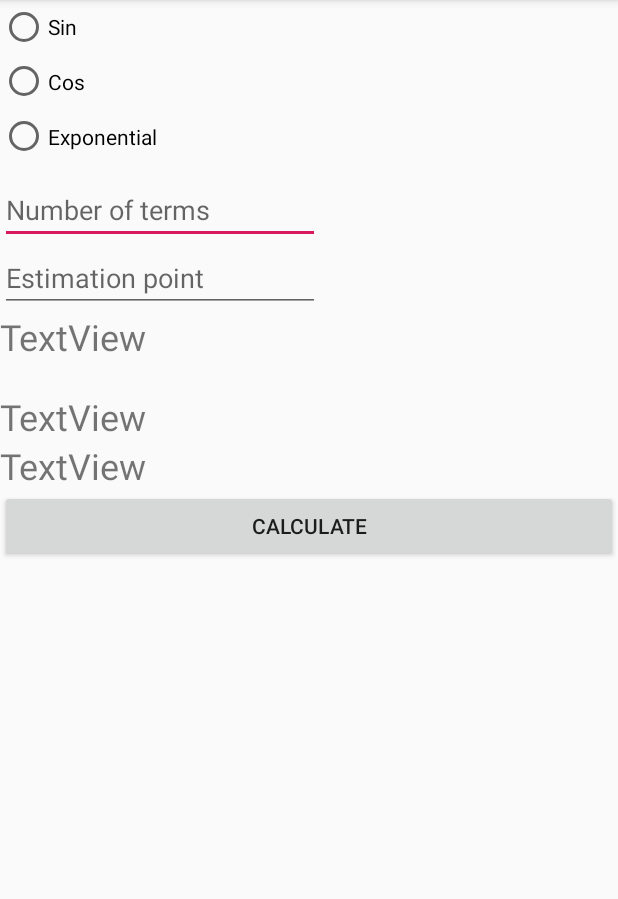
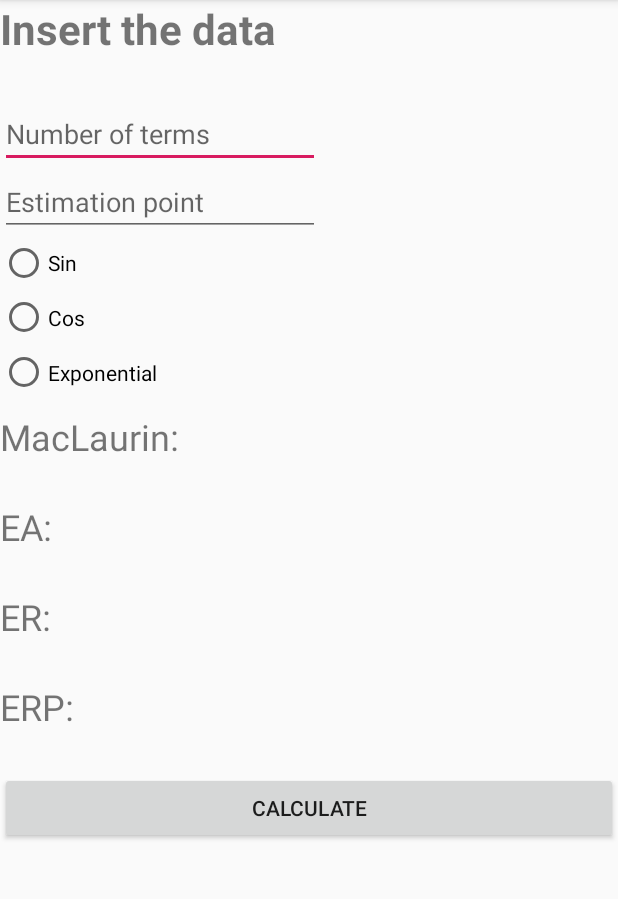
Before and after one commit to MiguelLPmez/PolinomioTaylorMaclaurin, an Android app: the screen it shows after launch (MainActivity), on a phone screen of 412 x 824 dp, the part 84-983 px from its top. Run offline under Robolectric (Android 15) with nearby library versions, the phone set to English and light mode, and no system bars.

Commit message:
interfaz y accion de boton

```diff
--- a/app/src/main/java/com/example/miguel/polinomiotaylormaclaurin/MainActivity.java
+++ b/app/src/main/java/com/example/miguel/polinomiotaylormaclaurin/MainActivity.java
@@ -3,17 +3,31 @@ package com.example.miguel.polinomiotaylormaclaurin;
 import android.support.v7.app.AppCompatActivity;
 import android.os.Bundle;
 import android.view.View;
+import android.widget.TextView;
 
 public class MainActivity extends AppCompatActivity {
+    TextView aprox, ea, er, ep;
 
     @Override
     protected void onCreate(Bundle savedInstanceState) {
         super.onCreate(savedInstanceState);
         setContentView(R.layout.activity_main);
 
+        aprox = (TextView) findViewById(R.id.aprox);
+        ea = (TextView) findViewById(R.id.ea);
+        er = (TextView) findViewById(R.id.er);
+        ep = (TextView) findViewById(R.id.ep);
+        labelSettings();
+    }
+
+    public void labelSettings(){
+        aprox.setText("MacLaurin:");
+        ea.setText("EA:");
+        er.setText("ER:");
+        ep.setText("ERP:");
     }
 
     public void calculos(View v){
-
+        aprox.setText("dd");
     }
 }
--- a/app/src/main/res/layout/activity_main.xml
+++ b/app/src/main/res/layout/activity_main.xml
@@ -17,6 +17,34 @@
         app:layout_constraintStart_toStartOf="parent"
         app:layout_constraintTop_toTopOf="parent"
         app:layout_constraintVertical_bias="1.0">
+
+        <TextView
+            android:id="@+id/aprox5"
+            android:layout_width="match_parent"
+            android:layout_height="100px"
+            android:text="Insert the data"
+            android:textSize="28sp"
+            android:textStyle="bold" />
+
+        <EditText
+            android:id="@+id/terms"
+            android:layout_width="wrap_content"
+            android:layout_height="wrap_content"
+            android:ems="10"
+            android:hint="@string/number_of_terms"
+            android:inputType="number"
+            tools:layout_editor_absoluteX="18dp"
+            tools:layout_editor_absoluteY="141dp" />
+
+        <EditText
+            android:id="@+id/point"
+            android:layout_width="wrap_content"
+            android:layout_height="wrap_content"
+            android:ems="10"
+            android:hint="@string/estimation_point"
+            android:inputType="number"
+            tools:layout_editor_absoluteX="18dp"
+            tools:layout_editor_absoluteY="205dp" />
 
         <RadioGroup
             android:id="@+id/rGroup"
@@ -49,51 +77,35 @@
                 android:text="@string/exponential" />
         </RadioGroup>
 
-        <EditText
-            android:id="@+id/terms"
-            android:layout_width="wrap_content"
-            android:layout_height="wrap_content"
-            android:ems="10"
-            android:hint="@string/number_of_terms"
-            android:inputType="number"
-            tools:layout_editor_absoluteX="18dp"
-            tools:layout_editor_absoluteY="141dp" />
-
-        <EditText
-            android:id="@+id/point"
-            android:layout_width="wrap_content"
-            android:layout_height="wrap_content"
-            android:ems="10"
-            android:hint="@string/estimation_point"
-            android:inputType="number"
-            tools:layout_editor_absoluteX="18dp"
-            tools:layout_editor_absoluteY="205dp" />
-
         <TextView
             android:id="@+id/aprox"
             android:layout_width="match_parent"
-            android:layout_height="80px"
-            android:text="TextView"
+            android:layout_height="90px"
             android:textSize="24sp" />
 
         <TextView
-            android:id="@+id/aprox2"
+            android:id="@+id/ea"
             android:layout_width="match_parent"
-            android:layout_height="wrap_content"
-            android:text="TextView"
+            android:layout_height="90px"
             android:textSize="24sp" />
 
         <TextView
-            android:id="@+id/aprox3"
+            android:id="@+id/er"
             android:layout_width="match_parent"
-            android:layout_height="wrap_content"
-            android:text="TextView"
+            android:layout_height="90px"
+            android:textSize="24sp" />
+
+        <TextView
+            android:id="@+id/ep"
+            android:layout_width="match_parent"
+            android:layout_height="90px"
             android:textSize="24sp" />
 
         <Button
             android:id="@+id/btnCalculate"
             android:layout_width="match_parent"
             android:layout_height="wrap_content"
+            android:onClick="calculos"
             android:text="@string/calculate"
             tools:layout_editor_absoluteX="148dp"
             tools:layout_editor_absoluteY="447dp" />
```
